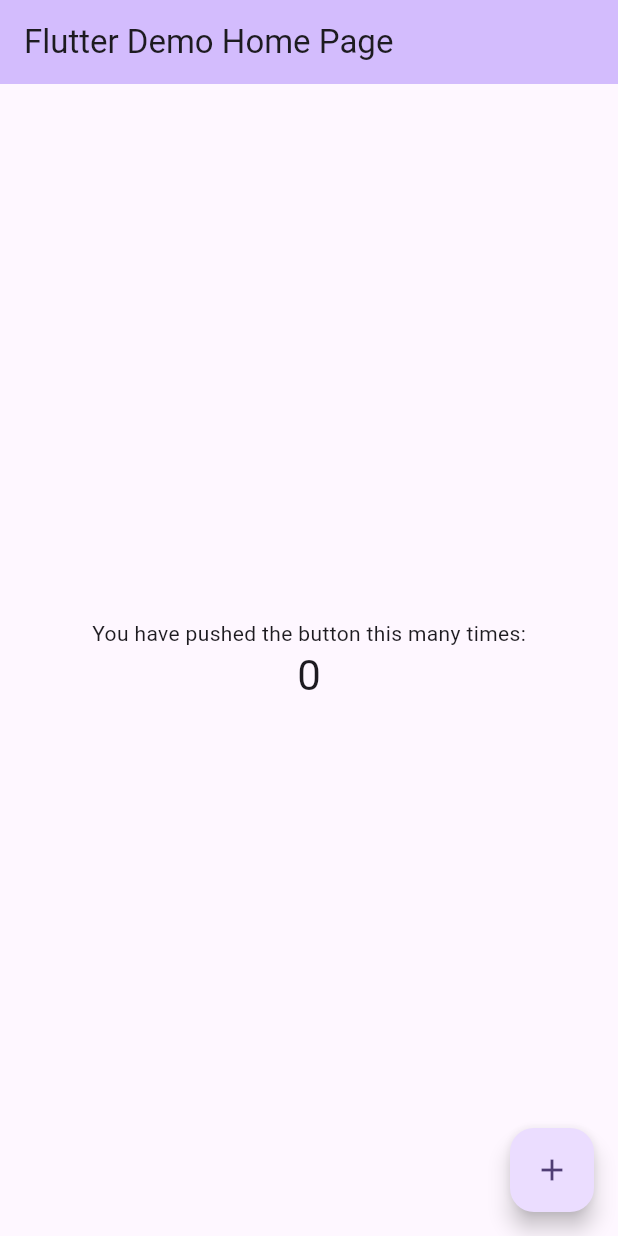
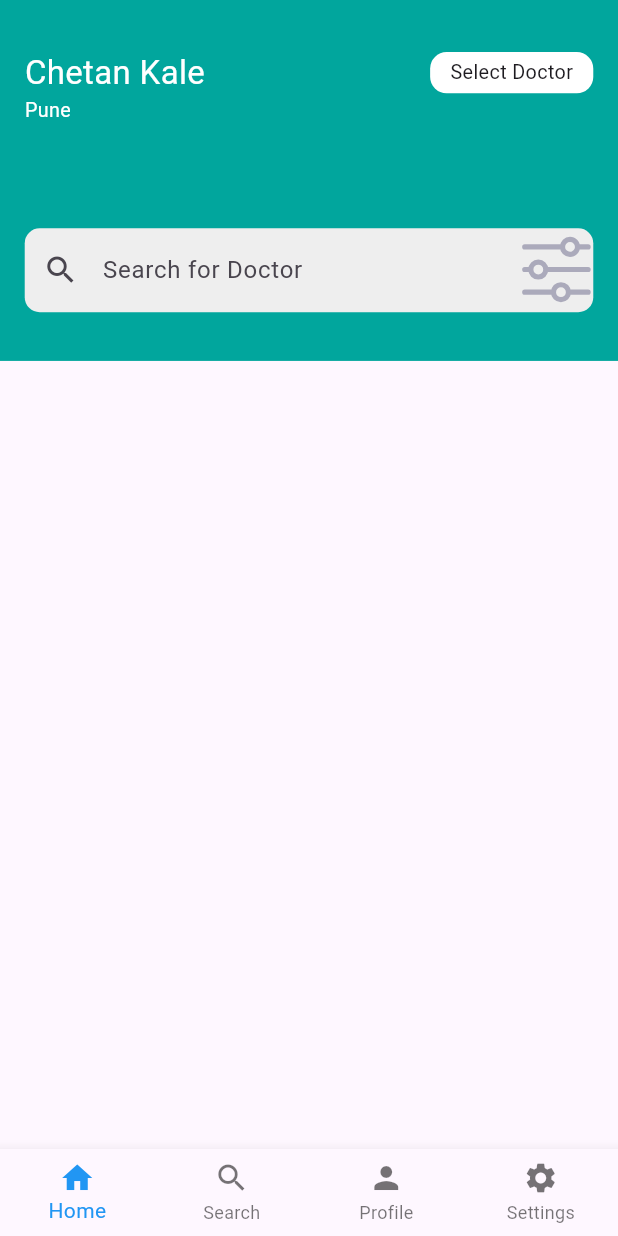
Before and after one commit to chetan300101/hospitalizaton_app, a Flutter app: the screen it shows after launch, on a phone screen of 412 x 824 dp. Run offline on Flutter 3.47's test engine with Material 3 defaults, Android fonts, the phone set to English and light mode, and no system bars; our stand-ins replace flutter_svg, get.

Commit message:
01-02-25 changes

```diff
--- a/lib/auth_pages/login_page.dart
+++ b/lib/auth_pages/login_page.dart
@@ -1,9 +1,9 @@
 import 'package:flutter/material.dart';
 import 'package:get/get.dart';
 import 'package:get/get_core/src/get_main.dart';
-import 'package:hospitalization/constants/SizeConfig.dart';
 
-import '../bottom_nav_pages/first_page_nav_bar.dart';
+import '../bottom_nav_pages/landing_page_nav_bar.dart';
+import '../constants/SizeConfig.dart';
 import '../constants/app_data_controller.dart';
 
 class EmailPasswordWidget extends StatefulWidget {
@@ -86,7 +86,7 @@ class EmailPasswordWidgetState extends State<EmailPasswordWidget> {
                     //if (_formKey.currentState?.validate() ?? false) {
                       appDataController.isLogin = true;
                       Get.snackbar("Success", "Login successful...!");
-                      Get.to(FirstPageNavBar());
+                      Get.to(LandingPageNavBar());
                    // }
                   },
                   style: ElevatedButton.styleFrom(
--- a/lib/bottom_nav_pages/home_page.dart
+++ b/lib/bottom_nav_pages/home_page.dart
@@ -0,0 +1,83 @@
+import 'package:flutter/cupertino.dart';
+import 'package:flutter/material.dart';
+import 'package:flutter_svg/svg.dart';
+
+import '../constants/SizeConfig.dart';
+
+class HomePage extends StatefulWidget {
+  const HomePage({super.key});
+
+  @override
+  State<HomePage> createState() => _HomePageState();
+}
+
+class _HomePageState extends State<HomePage> {
+  @override
+  Widget build(BuildContext context) {
+    return Scaffold(
+        body: SizedBox(
+          height: MediaQuery.of(context).size.height,
+          width: MediaQuery.of(context).size.width,
+          child: SingleChildScrollView(
+            scrollDirection: Axis.vertical,
+            child: Column(
+              children: [
+                Container(
+                  padding: EdgeInsets.only(left: 15 * SizeConfig.blockSizeHorizontal, right: 15 * SizeConfig.blockSizeHorizontal),
+                  height: 219 * SizeConfig.blockSizeVertical,
+                  width: MediaQuery.of(context).size.width,
+                  decoration: BoxDecoration(color: Color.fromRGBO(1, 166, 157, 1),),
+                  child: Column(
+                    crossAxisAlignment: CrossAxisAlignment.start,
+                    children: [
+                  SizedBox(height: 30 * SizeConfig.blockSizeVertical,),
+                  Column(
+                    crossAxisAlignment: CrossAxisAlignment.start,
+                    children: [
+                    Row(
+                    mainAxisSize: MainAxisSize.min,
+                    children: [
+                      Text("Chetan Kale", style: TextStyle(fontSize: 20 * SizeConfig.blockSizeVertical, color: Colors.white),),
+                      Spacer(),
+                      Container(
+                        width: 99 * SizeConfig.blockSizeHorizontal,
+                        height: 25 * SizeConfig.blockSizeVertical,
+                        decoration: BoxDecoration(
+                            color: Color.fromRGBO(255, 255, 255, 1),
+                            borderRadius: BorderRadius.circular(
+                                10 * SizeConfig.blockSizeVertical)
+                        ),
+                        child: Center(child: Text(
+                          "Select Doctor", style: TextStyle(fontSize: 12 *
+                            SizeConfig.blockSizeVertical),)),
+                      )
+                    ],
+                  ),
+                  Text("Pune", style: TextStyle(
+                      fontSize: 12 * SizeConfig.blockSizeVertical,
+                      color: Colors.white),),
+                  SizedBox(height: 63 * SizeConfig.blockSizeVertical,),
+                  TextField(
+                    decoration: InputDecoration(
+                      hintText: 'Search for Doctor',
+                      prefixIcon: Icon(Icons.search),
+                      suffixIcon: SvgPicture.asset("assets/svg/filter_icon_Svg.svg"),
+                      border: OutlineInputBorder(
+                        borderRadius: BorderRadius.circular(10.0),
+                        borderSide: BorderSide.none,
+                      ),
+                      filled: true,
+                      fillColor: Colors.grey[200],
+                    ),
+                  ),
+                  ],
+                )
+              ],
+            ),
+          ),
+          ],
+        )),)
+    ,
+    );
+  }
+}
--- a/lib/bottom_nav_pages/first_page_nav_bar.dart
+++ b/lib/bottom_nav_pages/landing_page_nav_bar.dart
@@ -2,16 +2,17 @@
 import 'dart:ui';
 import 'package:flutter/material.dart';
 import 'package:get/get.dart';
-import 'package:hospitalization/constants/app_data_controller.dart';
 
-class FirstPageNavBar extends StatefulWidget {
-  const FirstPageNavBar({super.key});
+import '../constants/app_data_controller.dart';
+
+class LandingPageNavBar extends StatefulWidget {
+  const LandingPageNavBar({super.key});
 
   @override
-  State<FirstPageNavBar> createState() => _FirstPageNavBarState();
+  State<LandingPageNavBar> createState() => _LandingPageNavBarState();
 }
 
-class _FirstPageNavBarState extends State<FirstPageNavBar> {
+class _LandingPageNavBarState extends State<LandingPageNavBar> {
   AppDataController appDataController = Get.find();
 
   int selectedIndex = 0;
--- a/lib/bottom_nav_pages/settings_page.dart
+++ b/lib/bottom_nav_pages/settings_page.dart
@@ -1,4 +1,6 @@
 import 'package:flutter/material.dart';
+
+import 'home_page.dart';
 
 class DeviceDimensions {
   static double getDeviceHeight(BuildContext context) {
@@ -32,7 +34,10 @@ class _MyAppState extends State<MyApp> {
   Widget build(BuildContext context) {
     return MaterialApp(
       theme: _isDarkTheme ? ThemeData.dark() : ThemeData.light(),
-      home: SettingsPage(toggleTheme: _toggleTheme, isDarkTheme: _isDarkTheme),
+      home: HomeScreen()
+
+
+      /*SettingsPage(toggleTheme: _toggleTheme, isDarkTheme: _isDarkTheme)*/,
     );
   }
 }
@@ -101,7 +106,7 @@ class _HomeScreenState extends State<HomeScreen> {
   int _selectedIndex = 0;
 
   static final List<Widget> _pages = <Widget>[
-    const Center(child: Text('Home Page', style: TextStyle(fontSize: 20))),
+    HomePage(),
     const Center(child: Text('Search Page', style: TextStyle(fontSize: 20))),
     const Center(child: Text('Profile Page', style: TextStyle(fontSize: 20))),
     SettingsPage(
@@ -119,7 +124,6 @@ class _HomeScreenState extends State<HomeScreen> {
   @override
   Widget build(BuildContext context) {
     return Scaffold(
-      appBar: AppBar(title: Text('Bottom Nav Bar Example')),
       body: _pages[_selectedIndex],
       bottomNavigationBar: BottomNavigationBar(
         type: BottomNavigationBarType.fixed,
--- a/lib/main.dart
+++ b/lib/main.dart
@@ -1,29 +1,41 @@
+
 import 'package:flutter/material.dart';
+import 'package:get/get.dart';
+
+
+import 'bottom_nav_pages/home_page.dart';
+import 'bottom_nav_pages/settings_page.dart';
+import 'constants/SizeConfig.dart';
+import 'constants/app_data_controller.dart';
 
 void main() {
+
   runApp(const MyApp());
 }
 
 class MyApp extends StatelessWidget {
   const MyApp({super.key});
 
-  // This widget is the root of your application.
   @override
   Widget build(BuildContext context) {
-    return MaterialApp(
+    SizeConfig().init(context);
+    AppDataController appDataController = Get.put(AppDataController());
+    return GetMaterialApp(
+      darkTheme: ThemeData.dark(),
       title: 'Flutter Demo',
+      debugShowCheckedModeBanner: false,
       theme: ThemeData(
         colorScheme: ColorScheme.fromSeed(seedColor: Colors.deepPurple),
         useMaterial3: true,
       ),
-      home: const MyHomePage(title: 'Flutter Demo Home Page'),
+      home: MyHomePage(),
     );
   }
 }
 
 class MyHomePage extends StatefulWidget {
-  const MyHomePage({super.key, required this.title});
-  final String title;
+  const MyHomePage({super.key});
+
 
   @override
   State<MyHomePage> createState() => _MyHomePageState();
@@ -32,38 +44,65 @@ class MyHomePage extends StatefulWidget {
 class _MyHomePageState extends State<MyHomePage> {
   int _counter = 0;
 
-  void _incrementCounter() {
+  @override
+  void initState() {
+    // TODO: implement initState
+    super.initState();
+    getDeviceType();
+  }
+
+  getDeviceType(){
+    bool iphone = SizeConfig().getDeviceType()=="phone";
+    debugPrint("isPhone ===== $iphone");
+  }
+
+  int _selectedIndex = 0;
+
+  static final List<Widget> _pages = <Widget>[
+    HomePage(),
+    const Center(child: Text('Search Page', style: TextStyle(fontSize: 20))),
+    const Center(child: Text('Profile Page', style: TextStyle(fontSize: 20))),
+    SettingsPage(
+      toggleTheme: () {},
+      isDarkTheme: false,
+    ),
+  ];
+
+  void _onItemTapped(int index) {
     setState(() {
-      _counter++;
+      _selectedIndex = index;
     });
   }
 
   @override
   Widget build(BuildContext context) {
     return Scaffold(
-      appBar: AppBar(
-        backgroundColor: Theme.of(context).colorScheme.inversePrimary,
-        title: Text(widget.title),
-      ),
-      body: Center(
-        child: Column(
-          mainAxisAlignment: MainAxisAlignment.center,
-          children: <Widget>[
-            const Text(
-              'You have pushed the button this many times:',
+
+        body: _pages[_selectedIndex],
+        bottomNavigationBar: BottomNavigationBar(
+          type: BottomNavigationBarType.fixed,
+          items: const <BottomNavigationBarItem>[
+            BottomNavigationBarItem(
+              icon: Icon(Icons.home),
+              label: 'Home',
             ),
-            Text(
-              '$_counter',
-              style: Theme.of(context).textTheme.headlineMedium,
+            BottomNavigationBarItem(
+              icon: Icon(Icons.search),
+              label: 'Search',
+            ),
+            BottomNavigationBarItem(
+              icon: Icon(Icons.person),
+              label: 'Profile',
+            ),
+            BottomNavigationBarItem(
+              icon: Icon(Icons.settings),
+              label: 'Settings',
             ),
           ],
-        ),
-      ),
-      floatingActionButton: FloatingActionButton(
-        onPressed: _incrementCounter,
-        tooltip: 'Increment',
-        child: const Icon(Icons.add),
-      ), // This trailing comma makes auto-formatting nicer for build methods.
+          currentIndex: _selectedIndex,
+          selectedItemColor: Colors.blue,
+          onTap: _onItemTapped,
+        )
     );
   }
 }
```
Also changed, not shown: pubspec.yaml (+4 -3 lines), assets/svg/filter_icon_Svg.svg (added), pubspec.lock.
